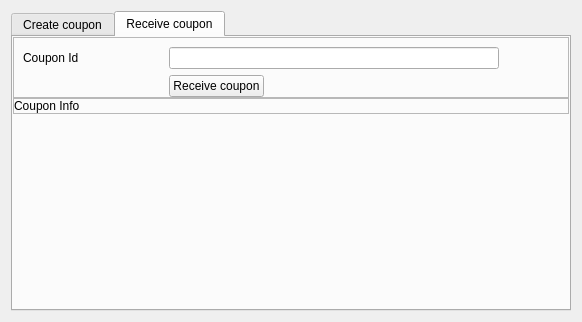
This is src/qt/forms/bonuscodetab.ui in odrowonz/atbcoin-insight as Qt 5 draws it before an edit. The edited form follows.
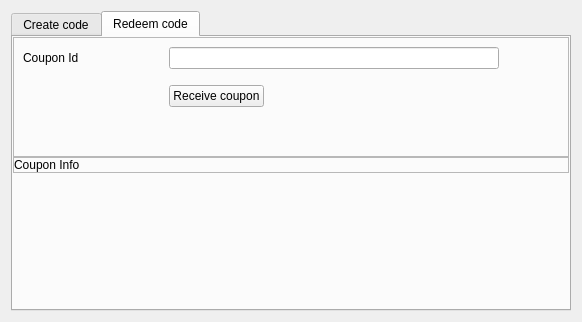
This is the edited form. The open tabs and pages were chosen to show the change.

```diff
--- a/src/qt/forms/bonuscodetab.ui
+++ b/src/qt/forms/bonuscodetab.ui
@@ -21,7 +21,7 @@
      </property>
      <widget class="QWidget" name="tab_2">
       <attribute name="title">
-       <string>Create coupon</string>
+       <string>Create code</string>
       </attribute>
       <layout class="QVBoxLayout" name="verticalLayout_3">
        <item>
@@ -152,7 +152,7 @@
      </widget>
      <widget class="QWidget" name="tab_3">
       <attribute name="title">
-       <string>Receive coupon</string>
+       <string>Redeem code</string>
       </attribute>
       <layout class="QVBoxLayout" name="verticalLayout_4">
        <property name="spacing">
@@ -235,6 +235,22 @@
               </item>
              </layout>
             </item>
+            <item>
+             <spacer name="verticalSpacer_3">
+              <property name="orientation">
+               <enum>Qt::Vertical</enum>
+              </property>
+              <property name="sizeType">
+               <enum>QSizePolicy::Fixed</enum>
+              </property>
+              <property name="sizeHint" stdset="0">
+               <size>
+                <width>10</width>
+                <height>10</height>
+               </size>
+              </property>
+             </spacer>
+            </item>
             <item>
              <layout class="QHBoxLayout" name="horizontalLayout_6">
               <item>
@@ -275,6 +291,22 @@
               </item>
              </layout>
             </item>
+            <item>
+             <spacer name="verticalSpacer_2">
+              <property name="orientation">
+               <enum>Qt::Vertical</enum>
+              </property>
+              <property name="sizeType">
+               <enum>QSizePolicy::MinimumExpanding</enum>
+              </property>
+              <property name="sizeHint" stdset="0">
+               <size>
+                <width>20</width>
+                <height>20</height>
+               </size>
+              </property>
+             </spacer>
+            </item>
            </layout>
           </widget>
          </item>
```
Left out of the diff: 4 changed lines with no effect on the pictures.
